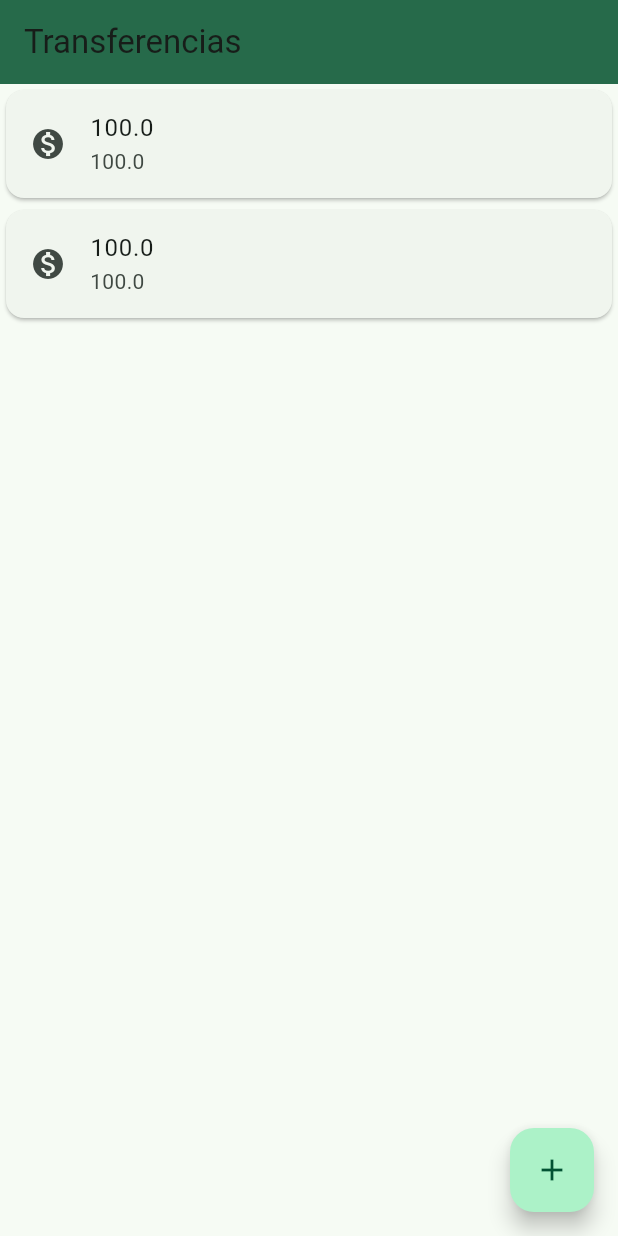
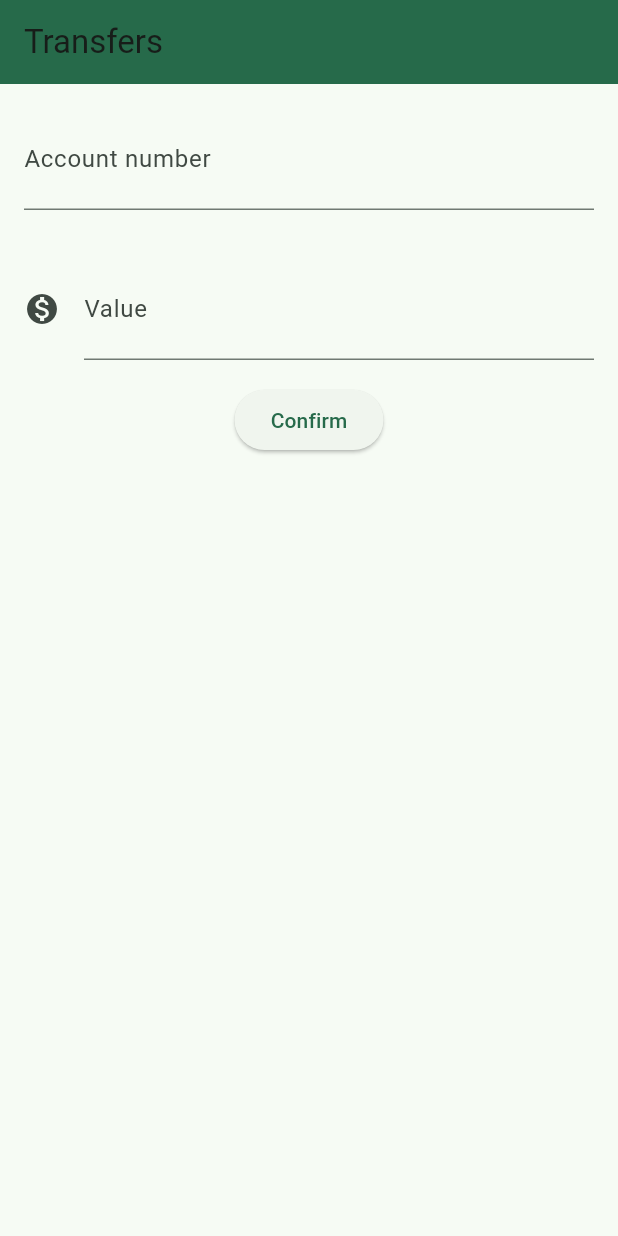
Before and after one commit to Andersonlimahw/flutter-bytebank-app, a Flutter app: the screen it shows after launch, on a phone screen of 412 x 824 dp. Run offline on Flutter 3.47's test engine with Material 3 defaults, Android fonts, the phone set to English and light mode, and no system bars.

Commit message:
💾 [checkpoint] Adding transferForm

```diff
--- a/bytebank/lib/main.dart
+++ b/bytebank/lib/main.dart
@@ -39,18 +39,8 @@ class _MyHomePageState extends State<MyHomePage> {
 
   @override
   Widget build(BuildContext context) {
-    final theme = Theme.of(context);
     return Scaffold(
-      appBar: AppBar(
-        backgroundColor: theme.colorScheme.primary,
-        title: const Text('Transferencias'),
-      ),
-      body: const TransferList(),
-      floatingActionButton: FloatingActionButton(
-        onPressed: _incrementCounter,
-        tooltip: 'Increment',
-        child: const Icon(Icons.add),
-      ),
+      body: TransferForm(),
     );
   }
 }
@@ -65,6 +55,76 @@ class TransferList extends StatelessWidget {
         TransferItem(transferModel: TransferModel('100.0', '1000')),
         TransferItem(transferModel: TransferModel('100.0', '1000')),
       ],
+    );
+  }
+}
+
+class TransferForm extends StatelessWidget {
+  TransferForm({super.key});
+
+  final TextEditingController _accountNumberController =
+      TextEditingController();
+  final TextEditingController _valueController = TextEditingController();
+
+  @override
+  Widget build(BuildContext context) {
+    final theme = Theme.of(context);
+    return Scaffold(
+      appBar: AppBar(
+        backgroundColor: theme.colorScheme.primary,
+        title: const Text('Transfers'),
+      ),
+      body: Column(
+        children: [
+          Padding(
+            padding: EdgeInsets.all(16.0),
+            child: TextField(
+              style: TextStyle(fontSize: 24.0),
+              decoration: InputDecoration(
+                labelText: 'Account number',
+                hintText: '0000',
+              ),
+              keyboardType: TextInputType.number,
+              controller: _accountNumberController,
+            ),
+          ),
+          Padding(
+            padding: EdgeInsets.all(16.0),
+            child: TextField(
+              controller: _valueController,
+              style: TextStyle(fontSize: 24.0),
+              decoration: InputDecoration(
+                icon: Icon(Icons.monetization_on),
+                labelText: 'Value',
+                hintText: '0.00',
+              ),
+              keyboardType: TextInputType.number,
+            ),
+          ),
+          ElevatedButton(
+            onPressed: () {
+              debugPrint(_valueController.text);
+              debugPrint(_accountNumberController.text);
+              final int? accountNumber =
+                  int.tryParse(_accountNumberController.text);
+              final double? value = double.tryParse(_valueController.text);
+              final transfer =
+                  TransferModel(accountNumber.toString(), value.toString());
+              debugPrint('$transfer');
+              ScaffoldMessenger.of(context).showSnackBar(
+                SnackBar(
+                  content: Text(
+                      '$transfer.value transferred to account $transfer.accountNumber'),
+                ),
+              );
+            },
+            child: const Text(
+              'Confirm',
+              textDirection: TextDirection.ltr,
+            ),
+          ),
+        ],
+      ),
     );
   }
 }
```
